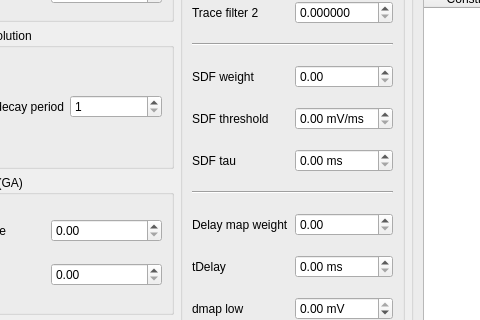
First picture: the form in src/gui/gafittersettingsdialog.ui, repository CompEphys-team/rtdo, before the edit; both pictures show x 89 to 569 and y 284 to 604 of the 1098 by 784 pixel window.
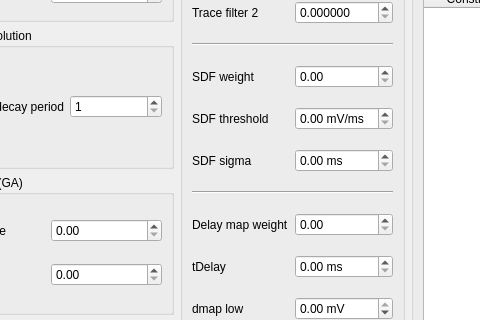
Second picture: the form after the edit.

Diff of the .ui file:
```diff
--- a/src/gui/gafittersettingsdialog.ui
+++ b/src/gui/gafittersettingsdialog.ui
@@ -87,7 +87,7 @@
       <item row="11" column="0">
        <widget class="QLabel" name="label_26">
         <property name="text">
-         <string>SDF tau</string>
+         <string>SDF sigma</string>
         </property>
        </widget>
       </item>
```
Left out of the diff: 3 changed lines with no effect on the pictures.
